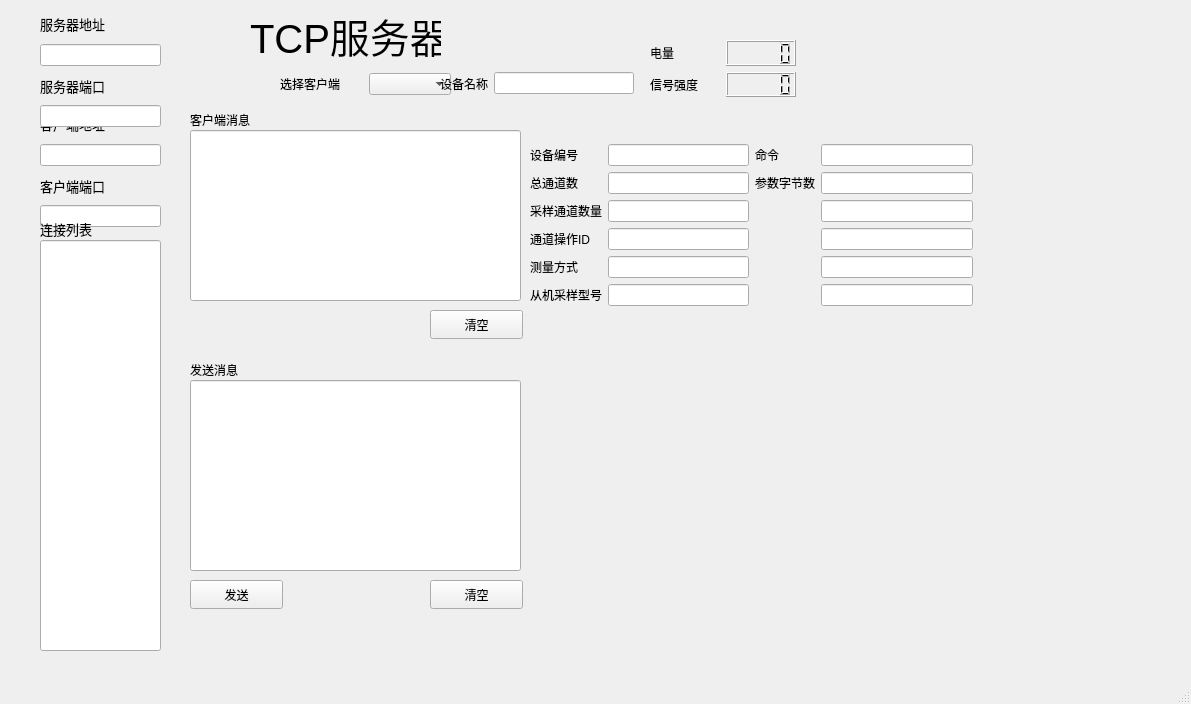
Valaris1026/QT, file testTCPserver/aidu_TcpServer/mainwindow.ui: the form before one commit.
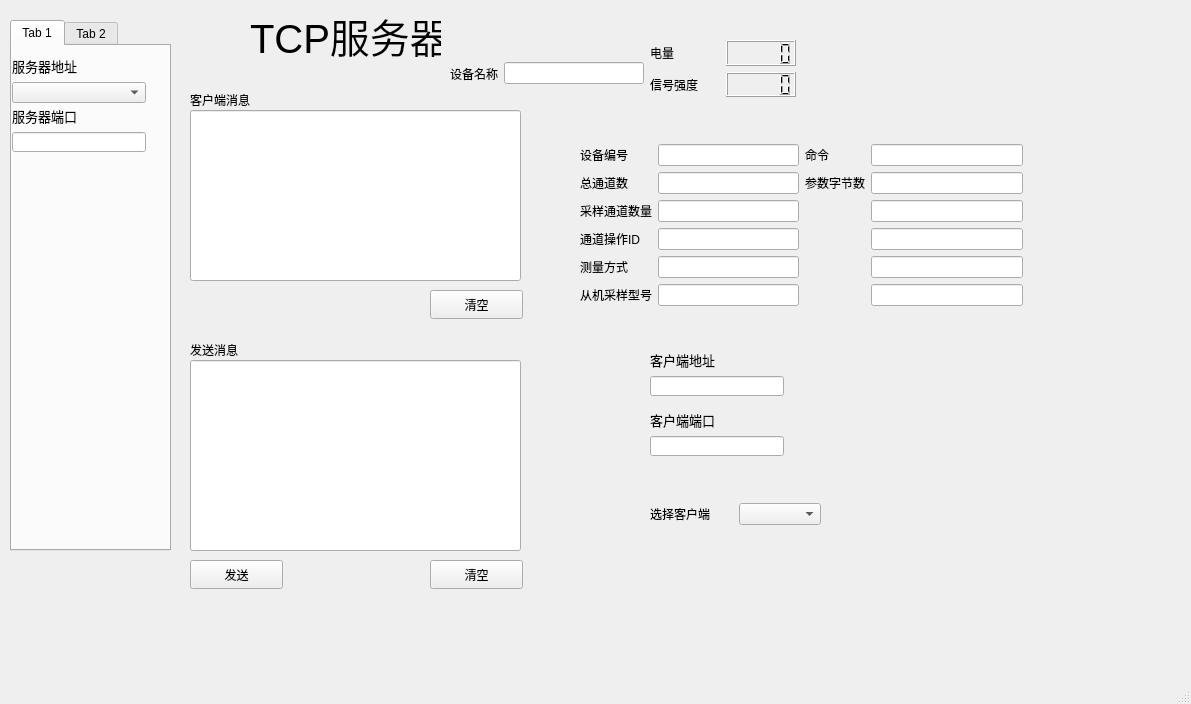
The form after the commit.

```diff
--- a/testTCPserver/aidu_TcpServer/mainwindow.ui
+++ b/testTCPserver/aidu_TcpServer/mainwindow.ui
@@ -36,7 +36,7 @@
     <property name="geometry">
      <rect>
       <x>190</x>
-      <y>130</y>
+      <y>110</y>
       <width>331</width>
       <height>171</height>
      </rect>
@@ -52,7 +52,7 @@
     <property name="geometry">
      <rect>
       <x>190</x>
-      <y>110</y>
+      <y>90</y>
       <width>69</width>
       <height>20</height>
      </rect>
@@ -65,7 +65,7 @@
     <property name="geometry">
      <rect>
       <x>190</x>
-      <y>580</y>
+      <y>560</y>
       <width>93</width>
       <height>29</height>
      </rect>
@@ -78,7 +78,7 @@
     <property name="geometry">
      <rect>
       <x>430</x>
-      <y>580</y>
+      <y>560</y>
       <width>93</width>
       <height>29</height>
      </rect>
@@ -91,7 +91,7 @@
     <property name="geometry">
      <rect>
       <x>430</x>
-      <y>310</y>
+      <y>290</y>
       <width>93</width>
       <height>29</height>
      </rect>
@@ -104,7 +104,7 @@
     <property name="geometry">
      <rect>
       <x>190</x>
-      <y>360</y>
+      <y>340</y>
       <width>69</width>
       <height>20</height>
      </rect>
@@ -117,7 +117,7 @@
     <property name="geometry">
      <rect>
       <x>190</x>
-      <y>380</y>
+      <y>360</y>
       <width>331</width>
       <height>191</height>
      </rect>
@@ -126,81 +126,11 @@
      <set>Qt::AlignLeading|Qt::AlignLeft|Qt::AlignTop</set>
     </property>
    </widget>
-   <widget class="QWidget" name="layoutWidget_2">
-    <property name="geometry">
-     <rect>
-      <x>40</x>
-      <y>110</y>
-      <width>121</width>
-      <height>117</height>
-     </rect>
-    </property>
-    <layout class="QVBoxLayout" name="verticalLayout_2">
-     <item>
-      <widget class="QLabel" name="label_6">
-       <property name="font">
-        <font>
-         <pointsize>15</pointsize>
-        </font>
-       </property>
-       <property name="text">
-        <string>&lt;html&gt;&lt;head/&gt;&lt;body&gt;&lt;p&gt;&lt;span style=&quot; font-size:10pt;&quot;&gt;客户端地址&lt;/span&gt;&lt;/p&gt;&lt;/body&gt;&lt;/html&gt;</string>
-       </property>
-      </widget>
-     </item>
-     <item>
-      <widget class="QLineEdit" name="ipEdit"/>
-     </item>
-     <item>
-      <widget class="QLabel" name="label_7">
-       <property name="font">
-        <font>
-         <pointsize>10</pointsize>
-        </font>
-       </property>
-       <property name="text">
-        <string>客户端端口</string>
-       </property>
-      </widget>
-     </item>
-     <item>
-      <widget class="QLineEdit" name="portEdit"/>
-     </item>
-    </layout>
-   </widget>
-   <widget class="QLineEdit" name="lineEdit">
-    <property name="geometry">
-     <rect>
-      <x>40</x>
-      <y>240</y>
-      <width>121</width>
-      <height>411</height>
-     </rect>
-    </property>
-   </widget>
-   <widget class="QLabel" name="label_10">
-    <property name="geometry">
-     <rect>
-      <x>40</x>
-      <y>220</y>
-      <width>119</width>
-      <height>17</height>
-     </rect>
-    </property>
-    <property name="font">
-     <font>
-      <pointsize>10</pointsize>
-     </font>
-    </property>
-    <property name="text">
-     <string>连接列表</string>
-    </property>
-   </widget>
    <widget class="QWidget" name="layoutWidget">
     <property name="geometry">
      <rect>
-      <x>280</x>
-      <y>70</y>
+      <x>650</x>
+      <y>500</y>
       <width>171</width>
       <height>28</height>
      </rect>
@@ -221,50 +151,8 @@
    <widget class="QWidget" name="layoutWidget">
     <property name="geometry">
      <rect>
-      <x>40</x>
-      <y>10</y>
-      <width>121</width>
-      <height>117</height>
-     </rect>
-    </property>
-    <layout class="QVBoxLayout" name="verticalLayout_3">
-     <item>
-      <widget class="QLabel" name="label_8">
-       <property name="font">
-        <font>
-         <pointsize>10</pointsize>
-        </font>
-       </property>
-       <property name="text">
-        <string>服务器地址</string>
-       </property>
-      </widget>
-     </item>
-     <item>
-      <widget class="QLineEdit" name="serverAddressEdit"/>
-     </item>
-     <item>
-      <widget class="QLabel" name="label_9">
-       <property name="font">
-        <font>
-         <pointsize>10</pointsize>
-        </font>
-       </property>
-       <property name="text">
-        <string>服务器端口</string>
-       </property>
-      </widget>
-     </item>
-     <item>
-      <widget class="QLineEdit" name="serverPortEdit"/>
-     </item>
-    </layout>
-   </widget>
-   <widget class="QWidget" name="layoutWidget">
-    <property name="geometry">
-     <rect>
-      <x>440</x>
-      <y>70</y>
+      <x>450</x>
+      <y>60</y>
       <width>194</width>
       <height>27</height>
      </rect>
@@ -289,7 +177,7 @@
    <widget class="QWidget" name="layoutWidget">
     <property name="geometry">
      <rect>
-      <x>530</x>
+      <x>580</x>
       <y>130</y>
       <width>443</width>
       <height>191</height>
@@ -442,7 +330,7 @@
      </item>
     </layout>
    </widget>
-   <widget class="QWidget" name="">
+   <widget class="QWidget" name="layoutWidget">
     <property name="geometry">
      <rect>
       <x>650</x>
@@ -482,6 +370,146 @@
      </item>
     </layout>
    </widget>
+   <widget class="QTabWidget" name="connectManageWidget">
+    <property name="geometry">
+     <rect>
+      <x>10</x>
+      <y>20</y>
+      <width>161</width>
+      <height>531</height>
+     </rect>
+    </property>
+    <property name="currentIndex">
+     <number>0</number>
+    </property>
+    <widget class="QWidget" name="server">
+     <attribute name="title">
+      <string>Tab 1</string>
+     </attribute>
+     <widget class="QWidget" name="">
+      <property name="geometry">
+       <rect>
+        <x>0</x>
+        <y>10</y>
+        <width>134</width>
+        <height>47</height>
+       </rect>
+      </property>
+      <layout class="QVBoxLayout" name="verticalLayout_2">
+       <item>
+        <widget class="QLabel" name="serverlabel">
+         <property name="font">
+          <font>
+           <pointsize>10</pointsize>
+          </font>
+         </property>
+         <property name="text">
+          <string>服务器地址</string>
+         </property>
+        </widget>
+       </item>
+       <item>
+        <widget class="QComboBox" name="comboBox_2"/>
+       </item>
+      </layout>
+     </widget>
+     <widget class="QWidget" name="">
+      <property name="geometry">
+       <rect>
+        <x>0</x>
+        <y>60</y>
+        <width>134</width>
+        <height>46</height>
+       </rect>
+      </property>
+      <layout class="QVBoxLayout" name="verticalLayout_3">
+       <item>
+        <widget class="QLabel" name="label_9">
+         <property name="font">
+          <font>
+           <pointsize>10</pointsize>
+          </font>
+         </property>
+         <property name="text">
+          <string>服务器端口</string>
+         </property>
+         <property name="buddy">
+          <cstring>serverPortEdit</cstring>
+         </property>
+        </widget>
+       </item>
+       <item>
+        <widget class="QLineEdit" name="serverPortEdit"/>
+       </item>
+      </layout>
+     </widget>
+    </widget>
+    <widget class="QWidget" name="device">
+     <attribute name="title">
+      <string>Tab 2</string>
+     </attribute>
+    </widget>
+   </widget>
+   <widget class="QWidget" name="">
+    <property name="geometry">
+     <rect>
+      <x>650</x>
+      <y>350</y>
+      <width>134</width>
+      <height>46</height>
+     </rect>
+    </property>
+    <layout class="QVBoxLayout" name="verticalLayout_9">
+     <item>
+      <widget class="QLabel" name="label_6">
+       <property name="font">
+        <font>
+         <pointsize>15</pointsize>
+        </font>
+       </property>
+       <property name="text">
+        <string>&lt;html&gt;&lt;head/&gt;&lt;body&gt;&lt;p&gt;&lt;span style=&quot; font-size:10pt;&quot;&gt;客户端地址&lt;/span&gt;&lt;/p&gt;&lt;/body&gt;&lt;/html&gt;</string>
+       </property>
+       <property name="buddy">
+        <cstring>ipEdit</cstring>
+       </property>
+      </widget>
+     </item>
+     <item>
+      <widget class="QLineEdit" name="ipEdit"/>
+     </item>
+    </layout>
+   </widget>
+   <widget class="QWidget" name="">
+    <property name="geometry">
+     <rect>
+      <x>650</x>
+      <y>410</y>
+      <width>134</width>
+      <height>46</height>
+     </rect>
+    </property>
+    <layout class="QVBoxLayout" name="verticalLayout_10">
+     <item>
+      <widget class="QLabel" name="label_7">
+       <property name="font">
+        <font>
+         <pointsize>10</pointsize>
+        </font>
+       </property>
+       <property name="text">
+        <string>客户端端口</string>
+       </property>
+       <property name="buddy">
+        <cstring>portEdit</cstring>
+       </property>
+      </widget>
+     </item>
+     <item>
+      <widget class="QLineEdit" name="portEdit"/>
+     </item>
+    </layout>
+   </widget>
   </widget>
   <widget class="QMenuBar" name="menubar">
    <property name="geometry">
```
Left out of the diff: 35 changed lines with no effect on the pictures.
